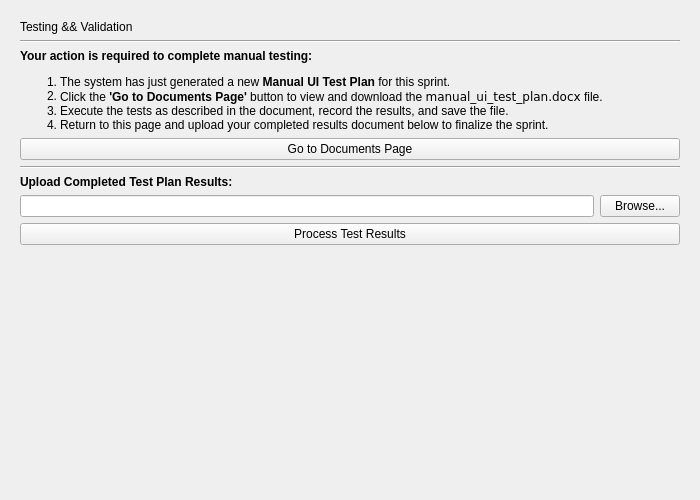
Old version of the form gui/manual_ui_testing_page.ui in the repository mariolewis/asdf_factory.
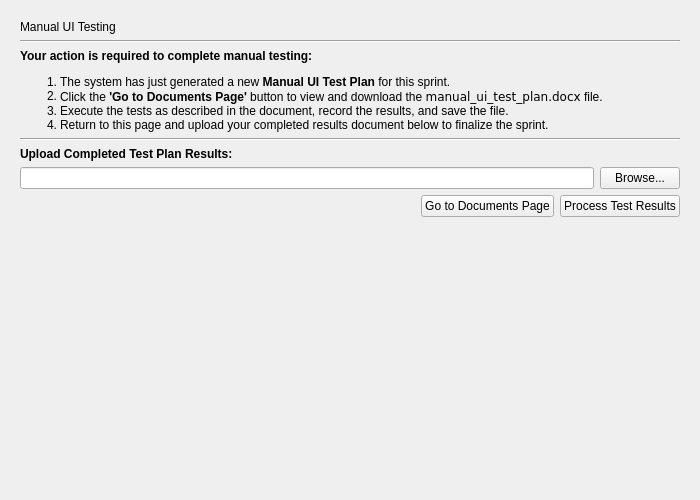
New version of the form.

Commit message:
refactor(ui): Refine Manual UI Testing page and restore status messages
Improves UI consistency and user feedback based on recent reviews.

- Updates the page title of the Manual UI Testing page for clarity.

- Restores the status bar progress message during active sprint development tasks.

- Aligns buttons on the Manual UI Testing page to the right, consistent with the GUI Design System.

Diff of the .ui file:
```diff
--- a/gui/manual_ui_testing_page.ui
+++ b/gui/manual_ui_testing_page.ui
@@ -29,7 +29,7 @@
    <item>
     <widget class="QLabel" name="headerLabel">
      <property name="text">
-      <string>Testing &amp;&amp; Validation</string>
+      <string>Manual UI Testing</string>
      </property>
     </widget>
    </item>
@@ -59,13 +59,6 @@
      </property>
     </widget>
    </item>
-   <item>
-    <widget class="QPushButton" name="goToDocumentsButton">
-     <property name="text">
-      <string>Go to Documents Page</string>
-     </property>
-    </widget>
-   </item>
    <item>
     <widget class="Line" name="line_2">
      <property name="orientation">
@@ -99,11 +92,35 @@
     </layout>
    </item>
    <item>
+     <layout class="QHBoxLayout" name="horizontalLayout_2">
+      <item>
+       <spacer name="horizontalSpacer">
+        <property name="orientation">
+         <enum>Qt::Horizontal</enum>
+        </property>
+        <property name="sizeHint" stdset="0">
+         <size>
+          <width>40</width>
+          <height>20</height>
+         </size>
+        </property>
+       </spacer>
+      </item>
+      <item>
+       <widget class="QPushButton" name="goToDocumentsButton">
+        <property name="text">
+         <string>Go to Documents Page</string>
+        </property>
+       </widget>
+      </item>
+      <item>
     <widget class="QPushButton" name="processResultsButton">
      <property name="text">
       <string>Process Test Results</string>
      </property>
     </widget>
+      </item>
+     </layout>
    </item>
    <item>
     <spacer name="verticalSpacer">
```
Lines whose indentation alone changed are shown as unchanged. The commit also changes 2 other files.
